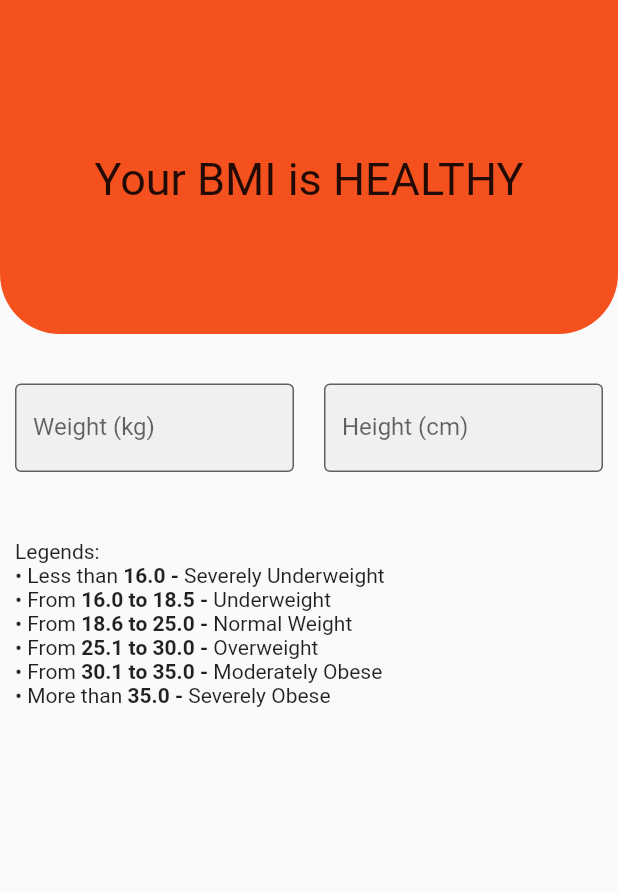
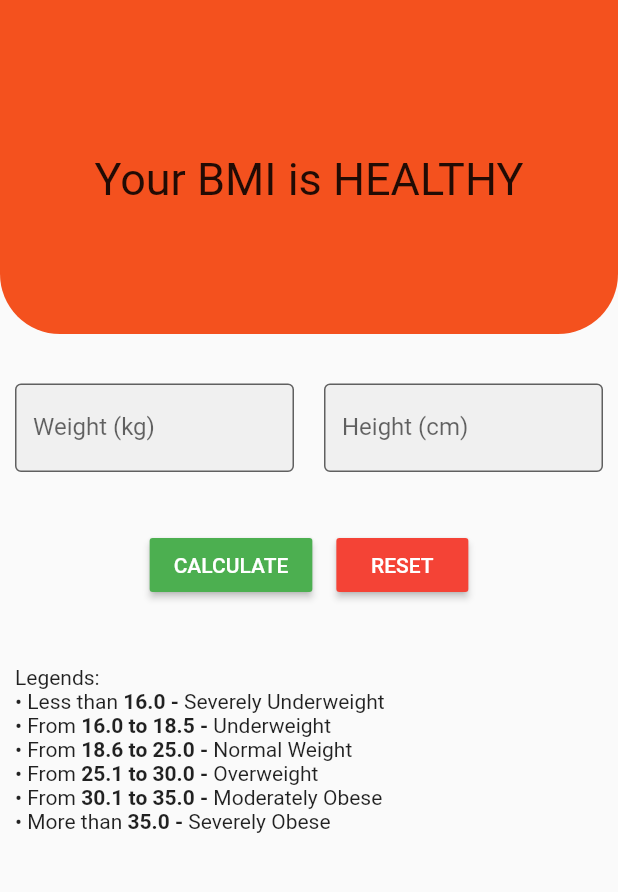
Before and after one commit to iqfareez/bmi_calculator, a Flutter app: the screen it shows after launch, on a phone screen of 412 x 824 dp, the part 59-951 px from its top. Run offline on Flutter 3.47's test engine with Material 2 defaults, Android fonts, the phone set to English and light mode, and no system bars.

Commit message:
added button calculate and reset

```diff
--- a/lib/View/legendsTable.dart
+++ b/lib/View/legendsTable.dart
@@ -1,4 +1,8 @@
 import 'package:flutter/material.dart';
+
+//Responsible for showing table in main.dart
+// ignore: todo
+//TODO-LATER: Change to table widget
 
 class LegendsTable extends StatelessWidget {
   @override
--- a/lib/main.dart
+++ b/lib/main.dart
@@ -73,12 +73,13 @@ class _AppBodyState extends State<AppBody> {
           ),
           Container(
             child: Column(
-              mainAxisAlignment: MainAxisAlignment.spaceEvenly,
+              mainAxisAlignment: MainAxisAlignment.center,
               children: <Widget>[
                 SizedBox(
                   height: 23.0,
                 ),
                 Row(
+                  crossAxisAlignment: CrossAxisAlignment.center,
                   children: <Widget>[
                     Expanded(
                       child: Container(
@@ -113,6 +114,38 @@ class _AppBodyState extends State<AppBody> {
                     )
                   ],
                 ),
+                SizedBox(height: 20.0),
+                Row(
+                  mainAxisAlignment: MainAxisAlignment.center,
+                  children: <Widget>[
+                    Padding(
+                      padding: const EdgeInsets.all(8.0),
+                      child: RaisedButton(
+                        child: Text(
+                          "CALCULATE",
+                          style: TextStyle(color: Colors.white),
+                        ),
+                        color: Colors.green,
+                        onPressed: () {
+                          print('Button calculate pressed');
+                        },
+                      ),
+                    ),
+                    Padding(
+                      padding: const EdgeInsets.all(8.0),
+                      child: RaisedButton(
+                        child: Text(
+                          "RESET",
+                          style: TextStyle(color: Colors.white),
+                        ),
+                        color: Colors.red,
+                        onPressed: () {
+                          print('Button reset pressed');
+                        },
+                      ),
+                    )
+                  ],
+                ),
                 SizedBox(height: 25.0),
                 LegendsTable(),
               ],
```
